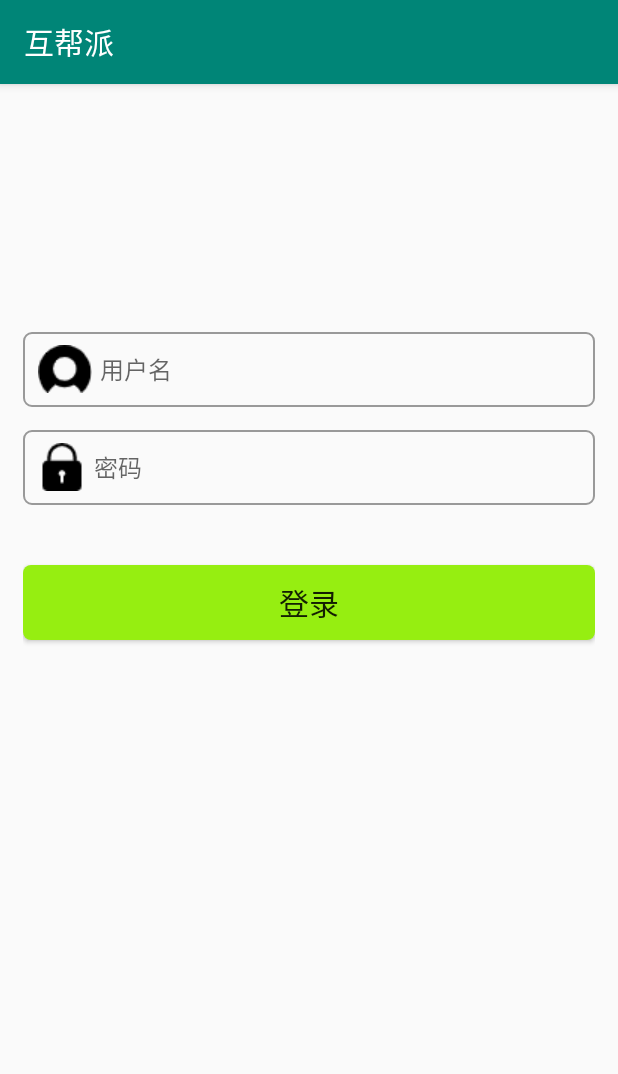
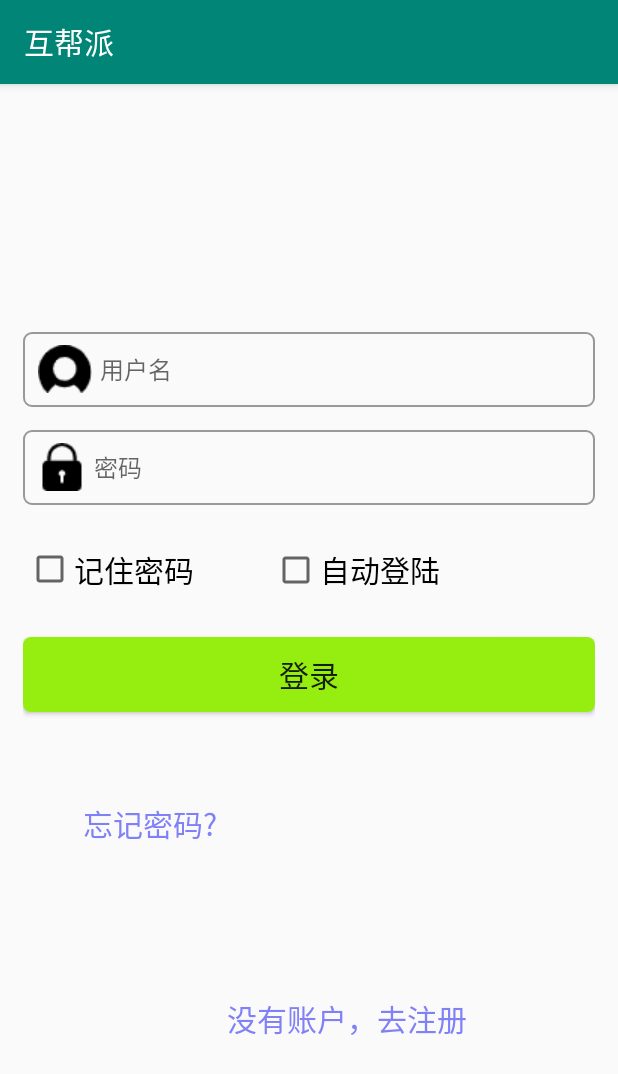
Before and after one commit to Liqiang233/HubangpaiAPP, an Android app: the screen it shows after launch (LoginActivity), on a phone screen of 412 x 824 dp. Shown: the top 1074 px of the screen. Run offline under Robolectric (Android 15) with nearby library versions, the phone set to English and light mode, and no system bars; our stand-ins replace navigation-ui.

Commit message:
创建了注册页面的activity 修改了登陆界面 针对启动app判断是否已经登录的问题做了逻辑上的修改

```diff
--- a/app/src/main/res/layout/activity_login.xml
+++ b/app/src/main/res/layout/activity_login.xml
@@ -41,14 +41,60 @@
         >
 
     </EditText>
+
     <Button
         android:id="@+id/bt_login"
         android:layout_width="match_parent"
         android:layout_height="50dp"
-        android:layout_below="@id/login_password"
-        android:layout_marginTop="40dp"
+        android:layout_below="@+id/login_password"
+        android:layout_marginTop="88dp"
+        android:background="@drawable/bt_login"
         android:text="登录"
-        android:textSize="20sp"
-        android:background="@drawable/bt_login"
-        ></Button>
+        android:textSize="20sp"/>
+
+    <CheckBox
+        android:id="@+id/login_check_rememberpsd"
+        android:layout_width="wrap_content"
+        android:layout_height="47dp"
+        android:layout_below="@+id/login_password"
+        android:layout_alignParentEnd="true"
+        android:layout_marginTop="19dp"
+        android:layout_marginEnd="267dp"
+        android:text="记住密码"
+        android:textSize="20dp" />
+
+    <CheckBox
+        android:id="@+id/login_check_autologin"
+        android:layout_width="wrap_content"
+        android:layout_height="wrap_content"
+        android:layout_below="@+id/login_password"
+        android:layout_alignParentEnd="true"
+        android:layout_marginTop="27dp"
+        android:layout_marginEnd="103dp"
+        android:text="自动登陆"
+        android:textSize="20sp" />
+    <TextView
+        android:id="@+id/login_textview_forgetpsw"
+        android:layout_width="wrap_content"
+        android:layout_height="39dp"
+        android:layout_alignParentStart="true"
+        android:layout_alignParentBottom="true"
+        android:layout_marginStart="40dp"
+        android:layout_marginBottom="235dp"
+        android:text="忘记密码?"
+        android:textColor="#8181F7"
+        android:textSize="20sp" />
+
+    <TextView
+        android:id="@+id/login_textview_register"
+        android:layout_width="200dp"
+        android:layout_height="39dp"
+        android:layout_alignParentEnd="true"
+        android:layout_alignParentBottom="true"
+        android:layout_marginEnd="45dp"
+        android:layout_marginBottom="105dp"
+        android:text="没有账户，去注册"
+        android:textColor="#8181F7"
+        android:textSize="20sp" />
+
 </RelativeLayout>
--- a/app/src/main/res/layout/activity_register.xml
+++ b/app/src/main/res/layout/activity_register.xml
@@ -4,7 +4,7 @@
     xmlns:tools="http://schemas.android.com/tools"
     android:layout_width="match_parent"
     android:layout_height="match_parent"
-    tools:context=".MainActivity">
+    tools:context=".ui.home.RegisterActivity">
 
 
     <Button
```
Also changed, not shown: app/src/main/java/com/example/menudemo/ui/home/RegisterActivity.java (added, +57 -0 lines), app/src/main/res/layout/test.xml (deleted, +0 -55 lines).
